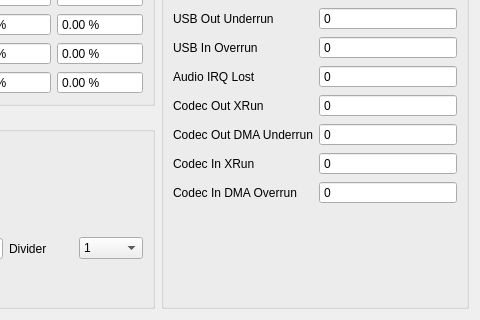
This is damc_gui/GlobalConfigDialog.ui in amurzeau/damc as Qt 5 draws it before an edit; both pictures show x 504 to 984 and y 119 to 439 of the 984 by 439 pixel window. The edited form follows.
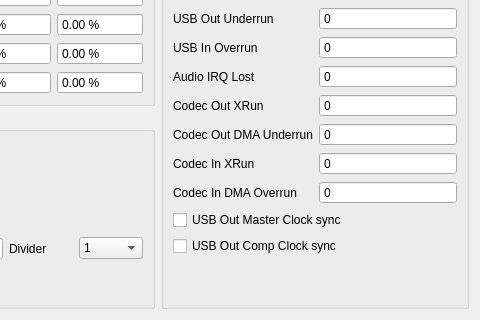
This is the edited form.

Commit message: damc_gui: add usb clock sync check box indicators

Patch:
```diff
--- a/damc_gui/GlobalConfigDialog.ui
+++ b/damc_gui/GlobalConfigDialog.ui
@@ -711,6 +711,20 @@
         </property>
        </widget>
       </item>
+      <item row="10" column="0" colspan="2">
+       <widget class="QCheckBox" name="feedbackClockSyncOut0CheckBox">
+        <property name="text">
+         <string>USB Out Master Clock sync</string>
+        </property>
+       </widget>
+      </item>
+      <item row="11" column="0" colspan="2">
+       <widget class="QCheckBox" name="feedbackClockSyncOut1CheckBox">
+        <property name="text">
+         <string>USB Out Comp Clock sync</string>
+        </property>
+       </widget>
+      </item>
      </layout>
     </widget>
    </item>
```
Left out of the diff: 85 changed lines with no effect on the pictures. The commit also changes 2 other files.
